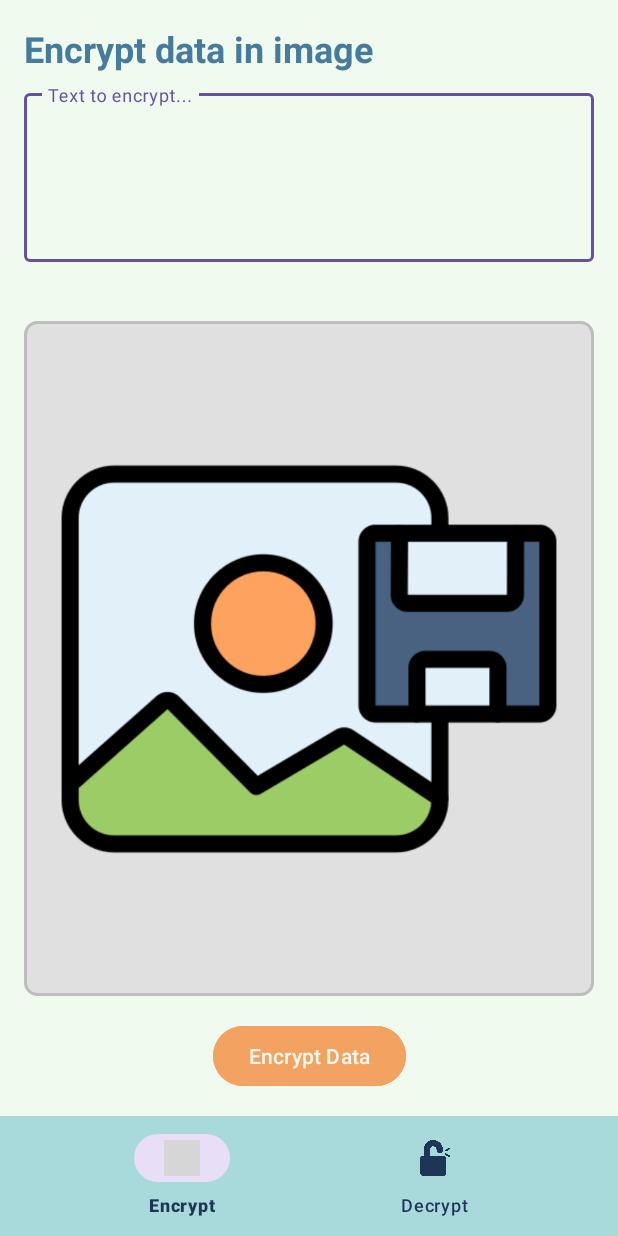
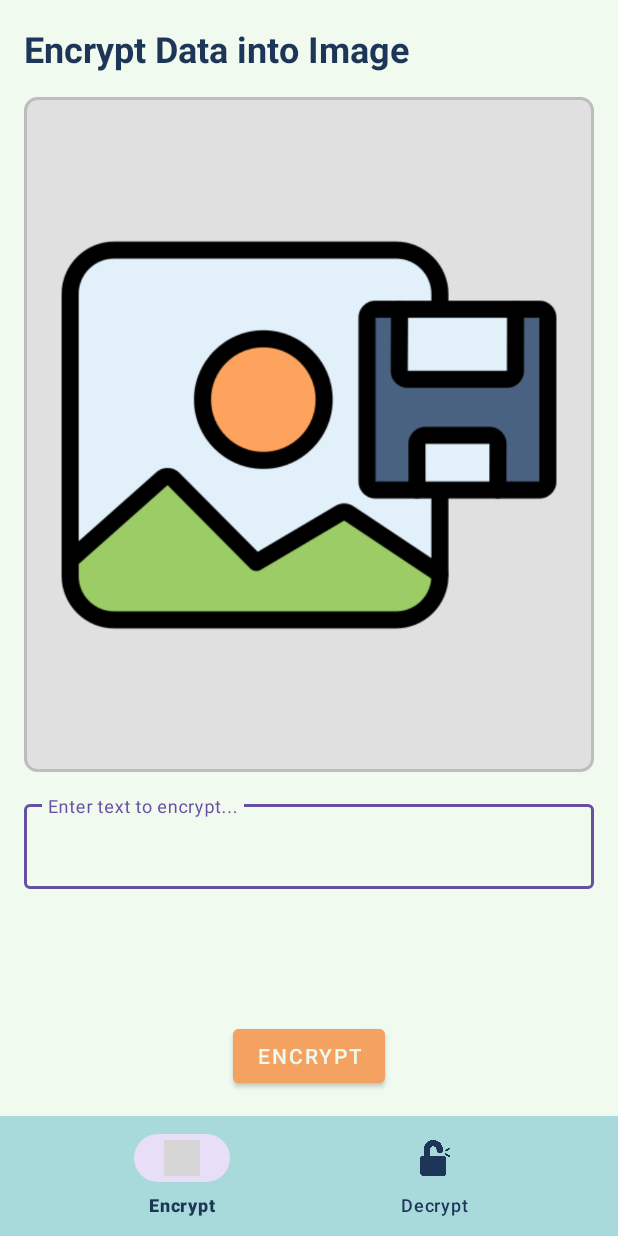
Before and after one commit to KristinaKolesnyk/InvisiText, an Android app: the DecryptTextFragment screen opened directly, with no data from a screen before it, on a phone screen of 412 x 824 dp. Run offline under Robolectric (Android 15) with nearby library versions, the phone set to English and light mode, and no system bars; grey boxes are pictures that could not be loaded.

Commit message:
style change

```diff
--- a/app/src/main/java/com/example/invisitext/DecryptTextFragment.java
+++ b/app/src/main/java/com/example/invisitext/DecryptTextFragment.java
@@ -36,7 +36,7 @@ public class DecryptTextFragment extends Fragment {
 
     @Override
     public View onCreateView(LayoutInflater inflater, ViewGroup container, Bundle savedInstanceState) {
-        View root = inflater.inflate(R.layout.fragment_decrypt, container, false);
+        View root = inflater.inflate(R.layout.decrypt_layout, container, false);
         initializeViews(root);
         registerActivityResult();
         setupImageClickListener();
@@ -44,8 +44,8 @@ public class DecryptTextFragment extends Fragment {
     }
 
     private void initializeViews(View root) {
-        decryptImgAttached = root.findViewById(R.id.decrypt_img_attached);
-        decryptTxtEncryptedData = root.findViewById(R.id.decrypt_TXT_encryptedData);
+        decryptImgAttached = root.findViewById(R.id.decryptAttachedImageView);
+        decryptTxtEncryptedData = root.findViewById(R.id.decryptEncryptedDataTextView);
     }
 
     private void setupImageClickListener() {
--- a/app/src/main/java/com/example/invisitext/EncryptTextFragment.java
+++ b/app/src/main/java/com/example/invisitext/EncryptTextFragment.java
@@ -46,7 +46,7 @@ public class EncryptTextFragment extends Fragment {
 
     @Override
     public View onCreateView(LayoutInflater inflater, ViewGroup container, Bundle savedInstanceState) {
-        View root = inflater.inflate(R.layout.fragment_encrypt, container, false);
+        View root = inflater.inflate(R.layout.encrypt_layout, container, false);
         initializeViews(root);
         registerActivityResult();
         setupEncryptButtonListener();
@@ -55,9 +55,9 @@ public class EncryptTextFragment extends Fragment {
     }
 
     private void initializeViews(View root) {
-        encryptBtnEncrypt = root.findViewById(R.id.encrypt_BTN_encrypt);
-        encryptImgAttached = root.findViewById(R.id.encrypt_img_attached);
-        encryptTxtText = root.findViewById(R.id.encrypt_TXT_text);
+        encryptBtnEncrypt = root.findViewById(R.id.encryptActionButton);
+        encryptImgAttached = root.findViewById(R.id.encryptAttachedImageView);
+        encryptTxtText = root.findViewById(R.id.encryptInputEditText);
     }
 
     private void setupEncryptButtonListener() {
--- a/app/src/main/res/layout/fragment_encrypt.xml
+++ b/app/src/main/res/layout/encrypt_layout.xml
@@ -6,59 +6,52 @@
     tools:context=".EncryptTextFragment">
 
     <TextView
-        android:id="@+id/encrypt_TXT_title"
+        android:id="@+id/encryptTitleTextView"
+        style="@style/TextAppearance.App.Headline"
         android:layout_width="0dp"
         android:layout_height="wrap_content"
         android:layout_margin="16dp"
         android:text="@string/encrypt_data_in_image"
-        android:textSize="24sp"
-        android:textStyle="bold"
-        android:textColor="@color/colorPrimaryDark"
         app:layout_constraintEnd_toEndOf="parent"
         app:layout_constraintStart_toStartOf="parent"
         app:layout_constraintTop_toTopOf="parent" />
+
+    <ImageView
+        android:id="@+id/encryptAttachedImageView"
+        style="@style/CustomImageViewStyle"
+        android:layout_width="0dp"
+        android:layout_height="450dp"
+        android:layout_margin="16dp"
+        android:src="@drawable/download"
+        app:layout_constraintEnd_toEndOf="parent"
+        app:layout_constraintStart_toStartOf="parent"
+        app:layout_constraintTop_toBottomOf="@id/encryptTitleTextView" />
 
     <com.google.android.material.textfield.TextInputLayout
         android:layout_width="0dp"
         android:layout_height="wrap_content"
         android:layout_marginHorizontal="16dp"
-        android:layout_marginTop="8dp"
+        android:layout_marginTop="16dp"
         android:hint="@string/text_to_encrypt_hint"
         app:layout_constraintEnd_toEndOf="parent"
         app:layout_constraintStart_toStartOf="parent"
-        app:layout_constraintTop_toBottomOf="@id/encrypt_TXT_title">
+        app:layout_constraintTop_toBottomOf="@id/encryptAttachedImageView">
 
         <com.google.android.material.textfield.TextInputEditText
-            android:id="@+id/encrypt_TXT_text"
+            android:id="@+id/encryptInputEditText"
+            style="@style/TextAppearance.App.Body"
             android:layout_width="match_parent"
             android:layout_height="wrap_content"
-            android:inputType="textMultiLine"
-            android:lines="4"
-            android:scrollbars="vertical"
-            android:textColor="@color/colorTextPrimary"
-            android:backgroundTint="@color/colorPrimary"/>
+            android:backgroundTint="@color/colorPrimary" />
     </com.google.android.material.textfield.TextInputLayout>
 
-    <ImageView
-        android:id="@+id/encrypt_img_attached"
-        android:layout_width="0dp"
-        android:layout_height="450dp"
-        android:layout_margin="16dp"
-        android:background="@drawable/image_background"
-        android:scaleType="centerInside"
-        android:src="@drawable/download"
-        app:layout_constraintBottom_toTopOf="@id/encrypt_BTN_encrypt"
-        app:layout_constraintEnd_toEndOf="parent"
-        app:layout_constraintStart_toStartOf="parent" />
-
     <com.google.android.material.button.MaterialButton
-        android:id="@+id/encrypt_BTN_encrypt"
+        android:id="@+id/encryptActionButton"
+        style="@style/Widget.AppTheme.Button"
         android:layout_width="wrap_content"
         android:layout_height="wrap_content"
         android:layout_marginBottom="16dp"
         android:text="@string/encrypt_data"
-        android:textColor="@color/colorBackground"
-        android:backgroundTint="@color/colorAccent"
         app:layout_constraintBottom_toBottomOf="parent"
         app:layout_constraintEnd_toEndOf="parent"
         app:layout_constraintStart_toStartOf="parent" />
--- a/app/src/main/res/values/strings.xml
+++ b/app/src/main/res/values/strings.xml
@@ -1,10 +1,27 @@
 <resources>
     <string name="app_name">InvisiText</string>
-    <string name="decrypt_data_from_image">Decrypt data from image</string>
-    <string name="encrypt_data_in_image">Encrypt data in image</string>
-    <string name="text_to_encrypt_hint">Text to encrypt...</string>
-    <string name="encrypt_data">Encrypt Data</string>
-    <string name="no_permissions_gallery">No permissions to access gallery!</string>
-    <string name="no_image_selected">No image selected!</string>
-    <string name="no_data_encrypted">No data encrypted!</string>
+
+    <!-- Main Activity -->
+    <string name="encrypt_data_in_image">Encrypt Data into Image</string>
+    <string name="decrypt_data_from_image">Decrypt Data from Image</string>
+    <string name="text_to_encrypt_hint">Enter text to encrypt...</string>
+    <string name="text_to_decrypt_hint">Decrypted text will appear here</string>
+    <string name="encrypt_data">Encrypt</string>
+    <string name="decrypt_data">Decrypt</string>
+
+    <!-- Notifications -->
+    <string name="encryption_success">Data encrypted successfully!</string>
+    <string name="decryption_success">Data decrypted successfully!</string>
+    <string name="encryption_error">Encryption failed. Please try again.</string>
+    <string name="decryption_error">Decryption failed. Please try again.</string>
+    <string name="image_not_attached">No image selected. Please attach an image.</string>
+    <string name="text_not_entered">No text entered. Please input text to encrypt.</string>
+    <string name="no_permission_gallery">Permission denied. Unable to access gallery.</string>
+    <string name="saving_image_error">Failed to save the image. Please try again.</string>
+
+    <!-- Splash Screen -->
+    <string name="splash_screen_text">Welcome to InvisiText</string>
+
+    <!-- Miscellaneous -->
+    <string name="image_description">Image Preview</string>
 </resources>
--- /dev/null
+++ b/app/src/main/res/values/style.xml
@@ -0,0 +1,41 @@
+<resources>
+
+    <!-- Базовая тема приложения -->
+    <style name="AppTheme" parent="Theme.MaterialComponents.DayNight.NoActionBar">
+        <item name="colorPrimary">@color/colorPrimary</item>
+        <item name="colorPrimaryDark">@color/colorPrimaryDark</item>
+        <item name="colorAccent">@color/colorAccent</item>
+        <item name="android:colorBackground">@color/colorBackground</item>
+        <item name="android:textColorPrimary">@color/colorTextPrimary</item>
+        <item name="android:textColorSecondary">@color/colorTextSecondary</item>
+        <item name="android:buttonStyle">@style/Widget.AppTheme.Button</item>
+    </style>
+
+    <!-- Стили для текста -->
+    <style name="TextAppearance.App.Headline" parent="TextAppearance.MaterialComponents.Headline5">
+        <item name="android:textColor">@color/colorTextPrimary</item>
+        <item name="android:textStyle">bold</item>
+    </style>
+
+    <style name="TextAppearance.App.Body" parent="TextAppearance.MaterialComponents.Body1">
+        <item name="android:textColor">@color/colorTextPrimary</item>
+    </style>
+
+    <style name="TextAppearance.App.Caption" parent="TextAppearance.MaterialComponents.Caption">
+        <item name="android:textColor">@color/colorTextSecondary</item>
+    </style>
+
+    <!-- Стиль для кнопок -->
+    <style name="Widget.AppTheme.Button" parent="Widget.MaterialComponents.Button">
+        <item name="android:backgroundTint">@color/colorAccent</item>
+        <item name="android:textColor">@color/colorBackground</item>
+    </style>
+
+    <!-- Стиль для ImageView -->
+    <style name="CustomImageViewStyle">
+        <item name="android:scaleType">centerInside</item>
+        <item name="android:background">@drawable/image_background</item>
+    </style>
+
+
+</resources>
```
Also changed, not shown: app/src/main/res/layout/decrypt_layout.xml (renamed from app/src/main/res/layout/fragment_decrypt.xml, +20 -20 lines), app/src/main/res/layout/splash_screen.xml (+9 -8 lines).
